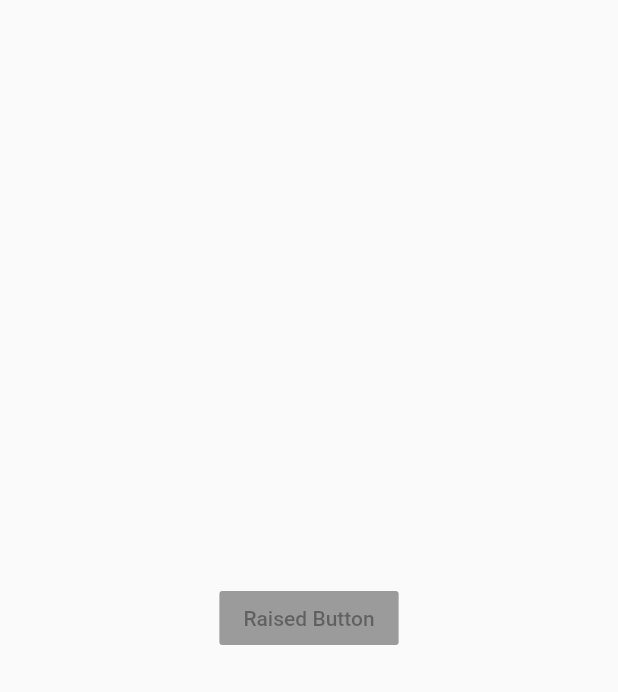
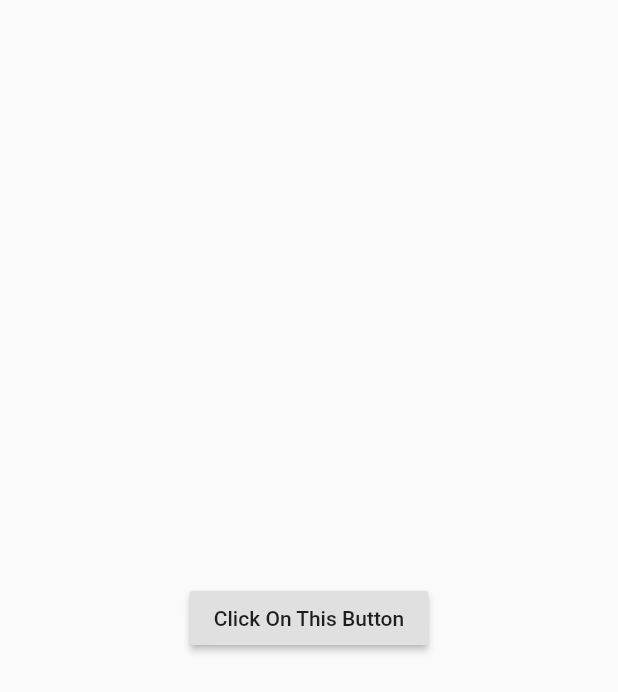
Before and after one commit to AnithaGKrishnegowda/Flutter_StateFul_Widget, a Flutter app: the screen it shows after launch, on a phone screen of 412 x 824 dp. Shown: the top 692 px of the screen. Run offline on Flutter 3.47's test engine with Material 2 defaults, Android fonts, the phone set to English and light mode, and no system bars.

Commit message:
Flutter Practicing StateFull Widget with button onclick state change

```diff
--- a/lib/main.dart
+++ b/lib/main.dart
@@ -8,13 +8,28 @@ class application extends StatefulWidget {
 }
 
 class _applicationState extends State<application> {
+
+  String ttext='';
+  @override
+  void initState() {
+    // TODO: implement initState
+    ttext="Click On This Button";
+    super.initState();
+  }
+
+  void method1(){
+    setState(() {
+      ttext="The Text is been changed";
+    });
+  }
+
   @override
   Widget build(BuildContext context) {
     return new MaterialApp(
       title: 'Stateful Widget',
       home: new Scaffold(
         body: new Center(
-          child: new RaisedButton(onPressed: null,child: new Text('Raised Button'),),
+          child: new RaisedButton(onPressed: (){method1();},child: new Text(ttext),),
         ),
       ),
     );
```
